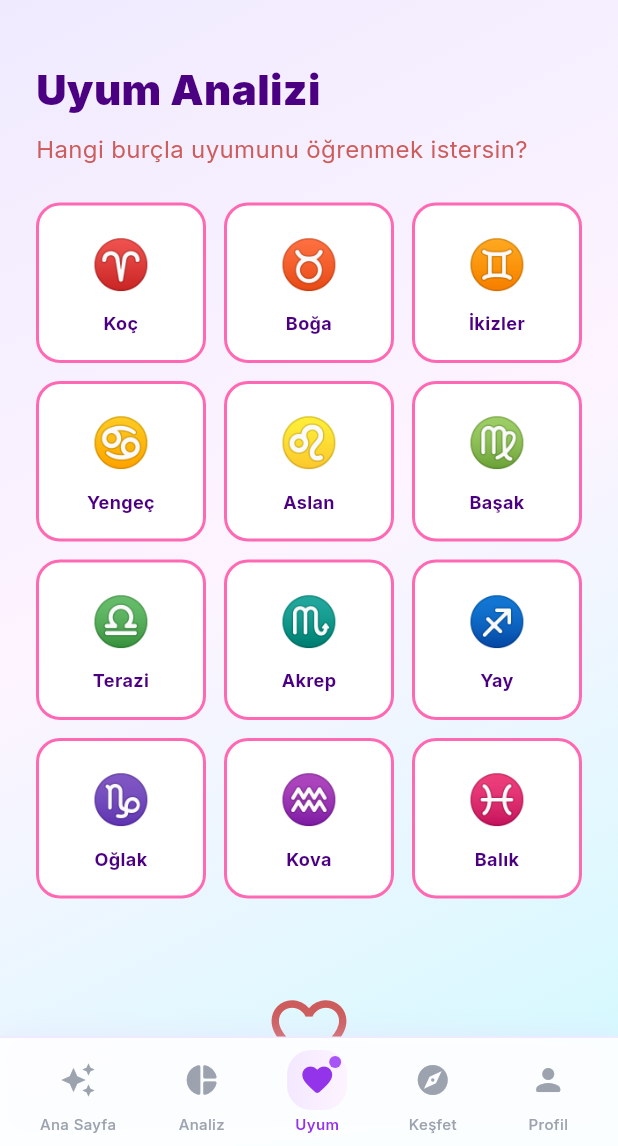
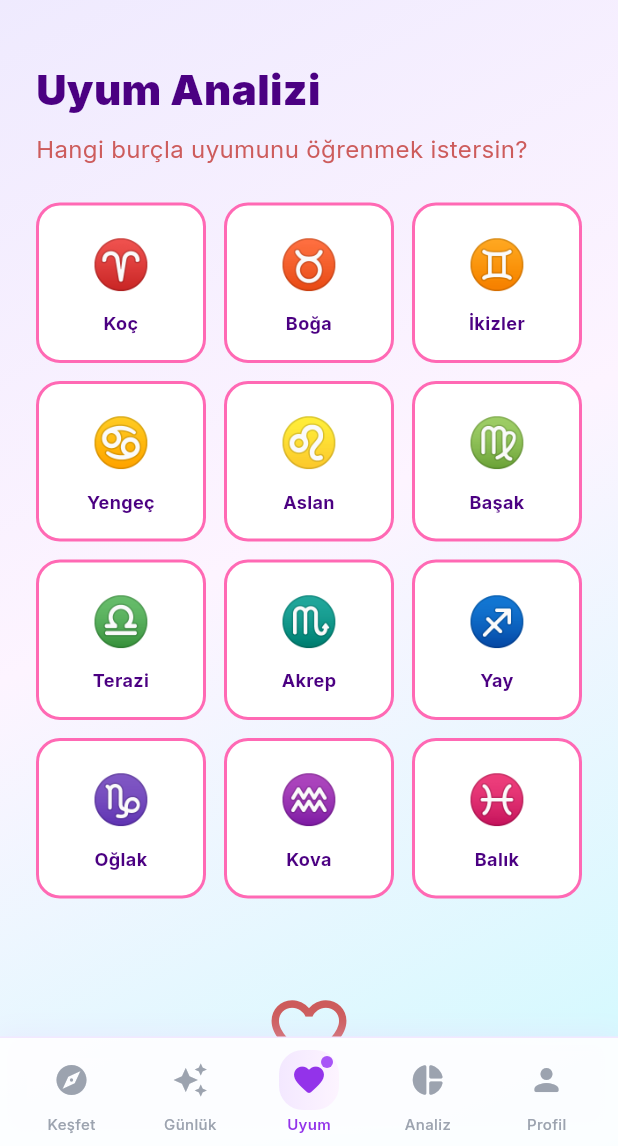
Before and after one commit to ceressa/Zodi, a Flutter app: the MainShell screen opened directly, item 3 of the bottom bar chosen, on a phone screen of 412 x 824 dp, the part 90-1236 px from its top. Run offline on Flutter 3.47's test engine with Material 3 defaults, Android fonts, the phone set to English and light mode, and no system bars; our stand-ins replace cloud_firestore, confetti, firebase_analytics, firebase_auth, firebase_core, firebase_crashlytics and 13 more; missing offline and left inert: sweph; accounts and stored records are empty; generated files the repository leaves out were written again; network calls fail.

Commit message:
fix: Keşfet hub'ı açılış sayfası olarak ayarlandı + tab geçişine fade animasyonu
- Tab sırası: Keşfet → Günlük → Uyum → Analiz → Profil
- Artık uygulama açılınca direkt feature grid (Keşfet) görünüyor
- Tab geçişlerinde 250ms fade animasyonu eklendi (AnimatedSwitcher)
- Bottom nav ikonları ve label'ları yeni sıraya göre güncellendi

Co-Authored-By: Claude Opus 4.6 <noreply@anthropic.com>

```diff
--- a/lib/app.dart
+++ b/lib/app.dart
@@ -40,10 +40,10 @@ class _MainShellState extends State<MainShell> {
   final StreakService _streakService = StreakService();
 
   final _pages = const [
+    DiscoverPage(),
     DailyCommentPage(),
+    CompatibilityPage(),
     AnalysisPage(),
-    CompatibilityPage(),
-    DiscoverPage(),
     SettingsPage(),
   ];
 
@@ -82,7 +82,21 @@ class _MainShellState extends State<MainShell> {
               coinCount: 0,
             ),
             Expanded(
-              child: _pages[_currentIndex],
+              child: AnimatedSwitcher(
+                duration: const Duration(milliseconds: 250),
+                switchInCurve: Curves.easeOut,
+                switchOutCurve: Curves.easeIn,
+                transitionBuilder: (child, animation) {
+                  return FadeTransition(
+                    opacity: animation,
+                    child: child,
+                  );
+                },
+                child: KeyedSubtree(
+                  key: ValueKey<int>(_currentIndex),
+                  child: _pages[_currentIndex],
+                ),
+              ),
             ),
           ],
         ),
--- a/lib/widgets/bottom_nav.dart
+++ b/lib/widgets/bottom_nav.dart
@@ -12,10 +12,10 @@ class BottomNav extends StatelessWidget {
   });
 
   static const _items = [
-    _NavItem(icon: Icons.auto_awesome, label: 'Ana Sayfa'),
+    _NavItem(icon: Icons.explore_rounded, label: 'Keşfet'),
+    _NavItem(icon: Icons.auto_awesome, label: 'Günlük'),
+    _NavItem(icon: Icons.favorite_rounded, label: 'Uyum'),
     _NavItem(icon: Icons.pie_chart_rounded, label: 'Analiz'),
-    _NavItem(icon: Icons.favorite_rounded, label: 'Uyum'),
-    _NavItem(icon: Icons.explore_rounded, label: 'Keşfet'),
     _NavItem(icon: Icons.person_rounded, label: 'Profil'),
   ];
 
```
